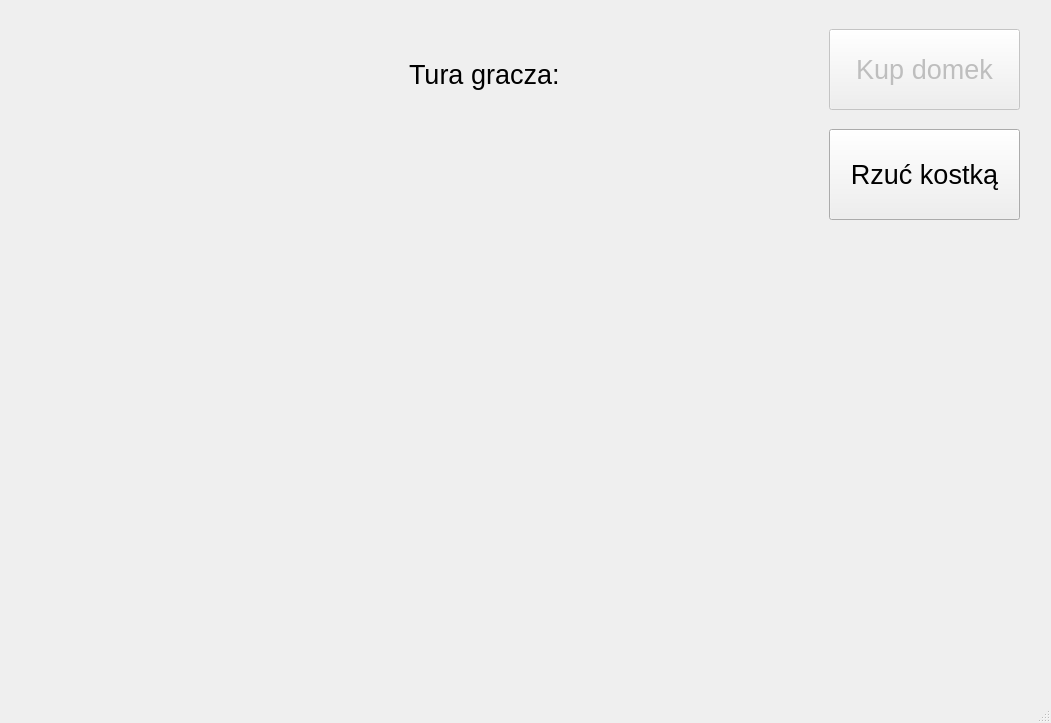
Above: GameWindow.ui from bembek7/PythonMonopolyGame before the change. Below: the same form after it.
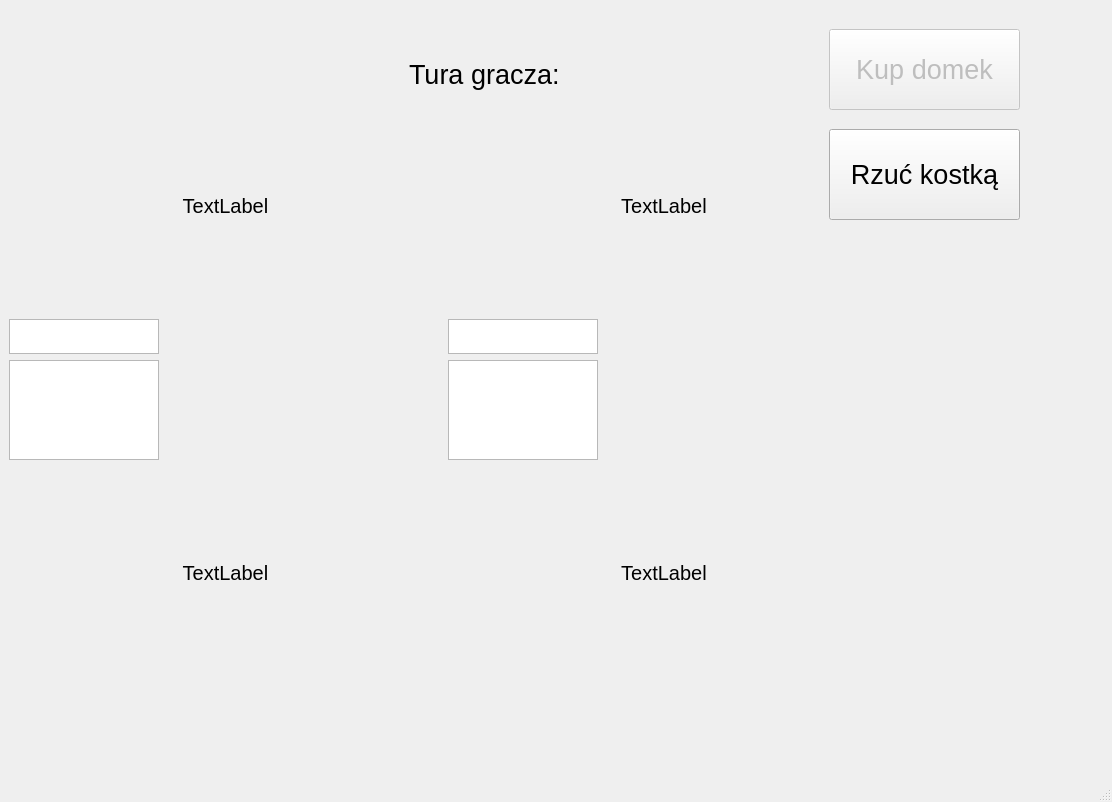
That is the form after the change.

Patch:
```diff
--- a/GameWindow.ui
+++ b/GameWindow.ui
@@ -6,8 +6,8 @@
    <rect>
     <x>0</x>
     <y>0</y>
-    <width>1051</width>
-    <height>723</height>
+    <width>1112</width>
+    <height>802</height>
    </rect>
   </property>
   <property name="windowTitle">
@@ -260,6 +260,251 @@
          <string/>
         </property>
        </widget>
+       <widget class="QWidget" name="gridLayoutWidget">
+        <property name="geometry">
+         <rect>
+          <x>0</x>
+          <y>90</y>
+          <width>871</width>
+          <height>581</height>
+         </rect>
+        </property>
+        <layout class="QGridLayout" name="gridLayout_2">
+         <item row="0" column="0">
+          <layout class="QVBoxLayout" name="pole_1">
+           <property name="sizeConstraint">
+            <enum>QLayout::SetMinimumSize</enum>
+           </property>
+           <item>
+            <widget class="QLabel" name="nazwa">
+             <property name="sizePolicy">
+              <sizepolicy hsizetype="Minimum" vsizetype="Minimum">
+               <horstretch>0</horstretch>
+               <verstretch>0</verstretch>
+              </sizepolicy>
+             </property>
+             <property name="baseSize">
+              <size>
+               <width>17</width>
+               <height>10</height>
+              </size>
+             </property>
+             <property name="font">
+              <font>
+               <pointsize>15</pointsize>
+              </font>
+             </property>
+             <property name="text">
+              <string>TextLabel</string>
+             </property>
+             <property name="alignment">
+              <set>Qt::AlignCenter</set>
+             </property>
+            </widget>
+           </item>
+           <item>
+            <widget class="QGraphicsView" name="kolor">
+             <property name="sizePolicy">
+              <sizepolicy hsizetype="Maximum" vsizetype="Maximum">
+               <horstretch>0</horstretch>
+               <verstretch>0</verstretch>
+              </sizepolicy>
+             </property>
+             <property name="minimumSize">
+              <size>
+               <width>0</width>
+               <height>0</height>
+              </size>
+             </property>
+             <property name="maximumSize">
+              <size>
+               <width>150</width>
+               <height>35</height>
+              </size>
+             </property>
+             <property name="autoFillBackground">
+              <bool>true</bool>
+             </property>
+             <property name="backgroundBrush">
+              <brush brushstyle="SolidPattern">
+               <color alpha="255">
+                <red>0</red>
+                <green>10</green>
+                <blue>0</blue>
+               </color>
+              </brush>
+             </property>
+             <property name="foregroundBrush">
+              <brush brushstyle="SolidPattern">
+               <color alpha="255">
+                <red>255</red>
+                <green>255</green>
+                <blue>255</blue>
+               </color>
+              </brush>
+             </property>
+             <property name="interactive">
+              <bool>true</bool>
+             </property>
+             <property name="sceneRect">
+              <rectf>
+               <x>0.000000000000000</x>
+               <y>0.000000000000000</y>
+               <width>0.000000000000000</width>
+               <height>0.000000000000000</height>
+              </rectf>
+             </property>
+            </widget>
+           </item>
+           <item>
+            <widget class="QListView" name="gracze">
+             <property name="sizePolicy">
+              <sizepolicy hsizetype="Maximum" vsizetype="Maximum">
+               <horstretch>0</horstretch>
+               <verstretch>0</verstretch>
+              </sizepolicy>
+             </property>
+             <property name="minimumSize">
+              <size>
+               <width>0</width>
+               <height>0</height>
+              </size>
+             </property>
+             <property name="maximumSize">
+              <size>
+               <width>150</width>
+               <height>100</height>
+              </size>
+             </property>
+            </widget>
+           </item>
+           <item>
+            <widget class="QLabel" name="cena">
+             <property name="sizePolicy">
+              <sizepolicy hsizetype="Minimum" vsizetype="Minimum">
+               <horstretch>0</horstretch>
+               <verstretch>0</verstretch>
+              </sizepolicy>
+             </property>
+             <property name="font">
+              <font>
+               <pointsize>15</pointsize>
+              </font>
+             </property>
+             <property name="text">
+              <string>TextLabel</string>
+             </property>
+             <property name="alignment">
+              <set>Qt::AlignCenter</set>
+             </property>
+            </widget>
+           </item>
+          </layout>
+         </item>
+         <item row="0" column="1">
+          <layout class="QVBoxLayout" name="pole_2">
+           <property name="sizeConstraint">
+            <enum>QLayout::SetMinimumSize</enum>
+           </property>
+           <item>
+            <widget class="QLabel" name="nazwa_2">
+             <property name="sizePolicy">
+              <sizepolicy hsizetype="Minimum" vsizetype="Minimum">
+               <horstretch>0</horstretch>
+               <verstretch>0</verstretch>
+              </sizepolicy>
+             </property>
+             <property name="baseSize">
+              <size>
+               <width>17</width>
+               <height>10</height>
+              </size>
+             </property>
+             <property name="font">
+              <font>
+               <pointsize>15</pointsize>
+              </font>
+             </property>
+             <property name="text">
+              <string>TextLabel</string>
+             </property>
+             <property name="alignment">
+              <set>Qt::AlignCenter</set>
+             </property>
+            </widget>
+           </item>
+           <item>
+            <widget class="QGraphicsView" name="kolor_2">
+             <property name="sizePolicy">
+              <sizepolicy hsizetype="Maximum" vsizetype="Maximum">
+               <horstretch>0</horstretch>
+               <verstretch>0</verstretch>
+              </sizepolicy>
+             </property>
+             <property name="minimumSize">
+              <size>
+               <width>0</width>
+               <height>0</height>
+              </size>
+             </property>
+             <property name="maximumSize">
+              <size>
+               <width>150</width>
+               <height>35</height>
+              </size>
+             </property>
+             <property name="autoFillBackground">
+              <bool>true</bool>
+             </property>
+            </widget>
+           </item>
+           <item>
+            <widget class="QListView" name="gracze_2">
+             <property name="sizePolicy">
+              <sizepolicy hsizetype="Maximum" vsizetype="Maximum">
+               <horstretch>0</horstretch>
+               <verstretch>0</verstretch>
+              </sizepolicy>
+             </property>
+             <property name="minimumSize">
+              <size>
+               <width>0</width>
+               <height>0</height>
+              </size>
+             </property>
+             <property name="maximumSize">
+              <size>
+               <width>150</width>
+               <height>100</height>
+              </size>
+             </property>
+            </widget>
+           </item>
+           <item>
+            <widget class="QLabel" name="cena_2">
+             <property name="sizePolicy">
+              <sizepolicy hsizetype="Minimum" vsizetype="Minimum">
+               <horstretch>0</horstretch>
+               <verstretch>0</verstretch>
+              </sizepolicy>
+             </property>
+             <property name="font">
+              <font>
+               <pointsize>15</pointsize>
+              </font>
+             </property>
+             <property name="text">
+              <string>TextLabel</string>
+             </property>
+             <property name="alignment">
+              <set>Qt::AlignCenter</set>
+             </property>
+            </widget>
+           </item>
+          </layout>
+         </item>
+        </layout>
+       </widget>
       </widget>
      </widget>
     </item>
```
Left out of the diff: 4 changed lines with no effect on the pictures.
